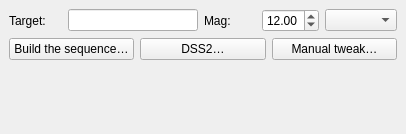
Old version of the form nightscribe/gui/ui/ufe_compare_tab.ui in the repository irydeo/nightscribe.
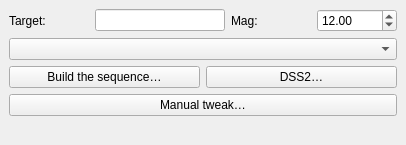
New version of the form.

Commit message: UFE: re-flow the wide tabs and manual window so fonts that run 1.5x wider (Windows CI) can't overflow the fixed 1280 px dialog. The Measure Suggest button gets its own row under the apertures, the Annotate show-marker box gets its own row, the Compare target row keeps its stretch on the spinner, and the manual window's floor rises to 760 px so the two big action buttons always fit

The edit to the form file:
```diff
--- a/nightscribe/gui/ui/ufe_compare_tab.ui
+++ b/nightscribe/gui/ui/ufe_compare_tab.ui
@@ -77,6 +77,10 @@
        </property>
       </widget>
      </item>
+    </layout>
+   </item>
+   <item>
+    <layout class="QHBoxLayout" name="row_catalog">
      <item>
       <widget class="QComboBox" name="cmb_catalog"/>
      </item>
@@ -104,6 +108,10 @@
        </property>
       </widget>
      </item>
+    </layout>
+   </item>
+   <item>
+    <layout class="QHBoxLayout" name="row_manual">
      <item>
       <widget class="QPushButton" name="btn_manual">
        <property name="toolTip">
```
Left out of the diff: 2 changed lines with no effect on the pictures. The commit also changes 5 other files.
